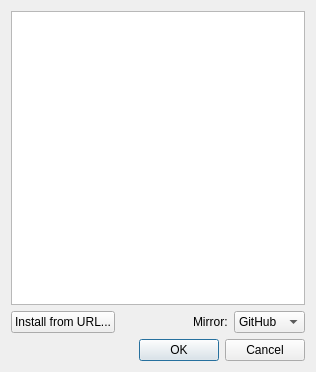
olav-st/screencloud, file src/dialog/plugindialog.ui: the form before one commit.
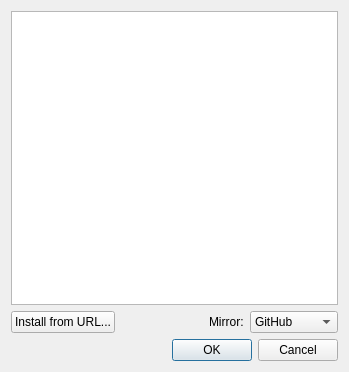
The form after the commit. Icons and pictures are not drawn.

Commit message: disable OK button while plugin dialog loading

What changed in the file:
```diff
--- a/src/dialog/plugindialog.ui
+++ b/src/dialog/plugindialog.ui
@@ -6,7 +6,7 @@
    <rect>
     <x>0</x>
     <y>0</y>
-    <width>316</width>
+    <width>349</width>
     <height>372</height>
    </rect>
   </property>
```
The commit also changes 1 other file.
